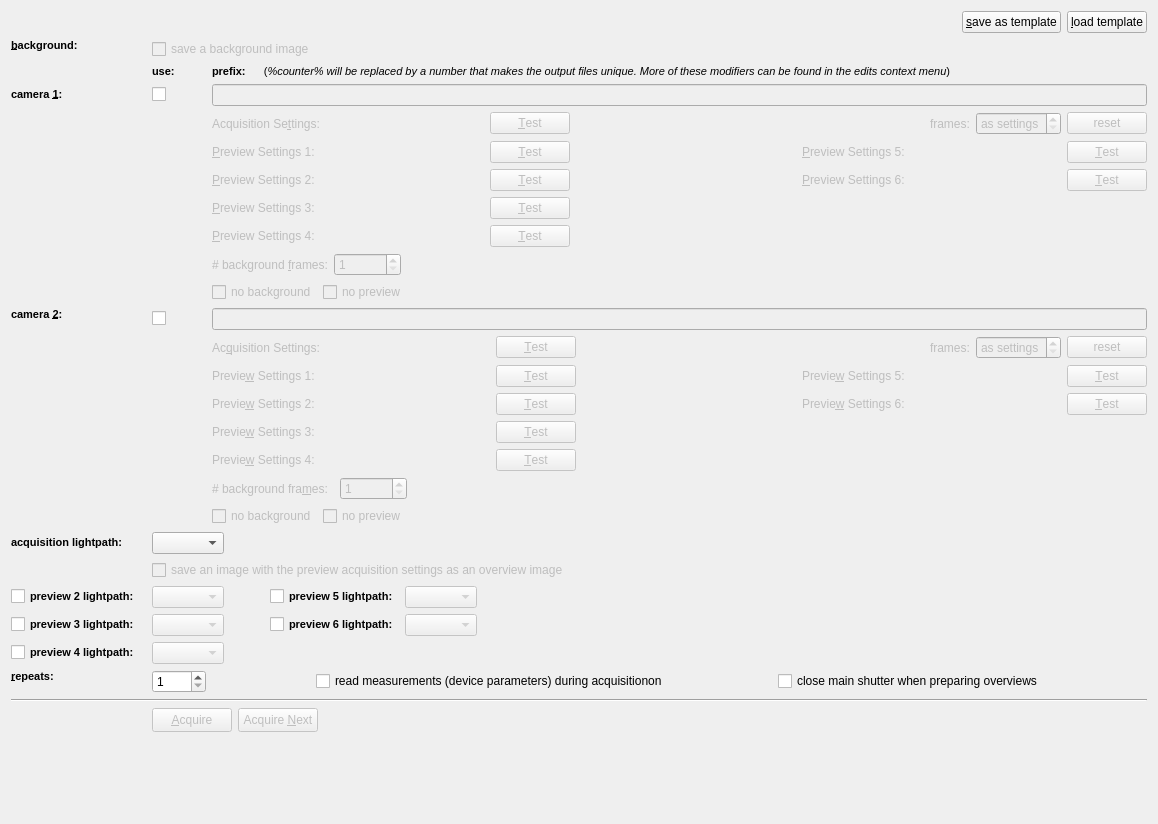
Old version of the form plugins/spimb040/qfespimb040acquisitionconfigwidget2.ui in the repository jkriege2/QuickFit3.
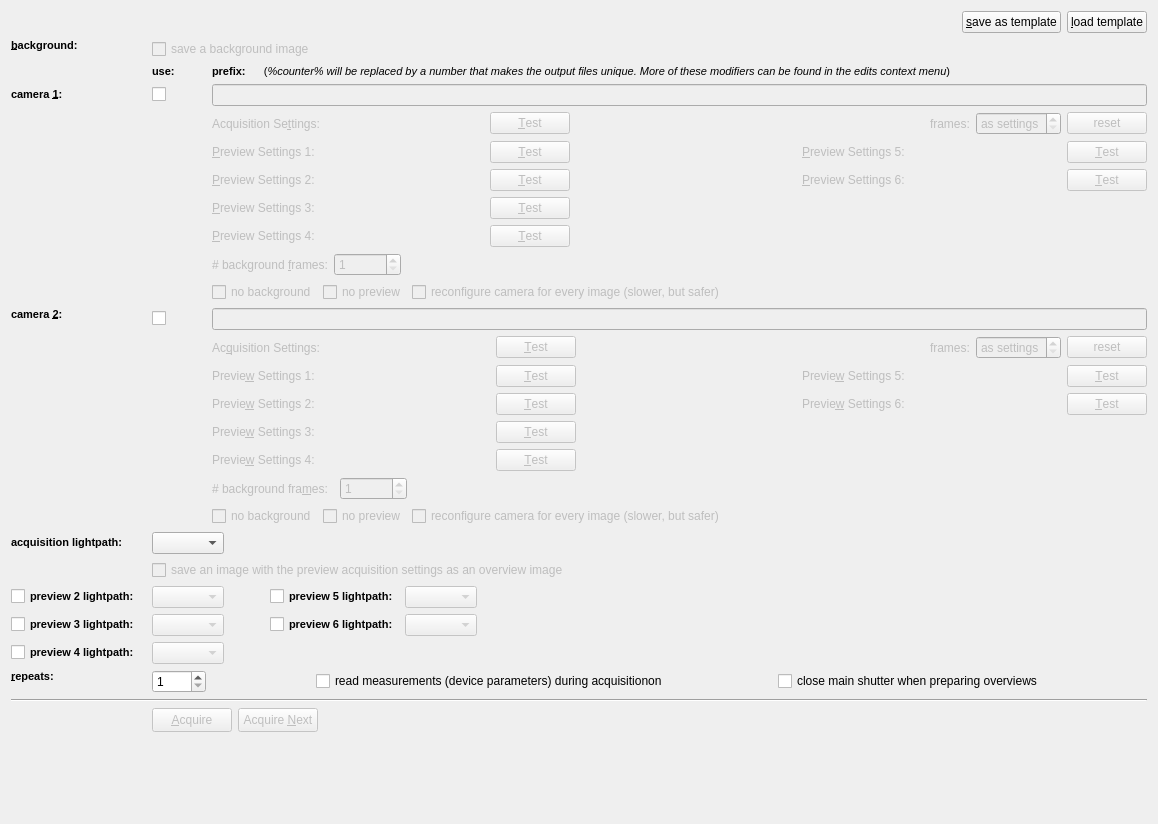
New version of the form. Icons and pictures are not drawn. Custom widgets are drawn as their Qt base class.

The edit to the form file:
```diff
--- a/plugins/spimb040/qfespimb040acquisitionconfigwidget2.ui
+++ b/plugins/spimb040/qfespimb040acquisitionconfigwidget2.ui
@@ -547,6 +547,13 @@
           </property>
          </widget>
         </item>
+        <item>
+         <widget class="QCheckBox" name="chkReconfigureAlways2">
+          <property name="text">
+           <string>reconfigure camera for every image (slower, but safer)</string>
+          </property>
+         </widget>
+        </item>
         <item>
          <spacer name="horizontalSpacer_21">
           <property name="orientation">
@@ -679,6 +686,13 @@
           </property>
          </widget>
         </item>
+        <item>
+         <widget class="QCheckBox" name="chkReconfigureAlways1">
+          <property name="text">
+           <string>reconfigure camera for every image (slower, but safer)</string>
+          </property>
+         </widget>
+        </item>
         <item>
          <spacer name="horizontalSpacer_22">
           <property name="orientation">
```
